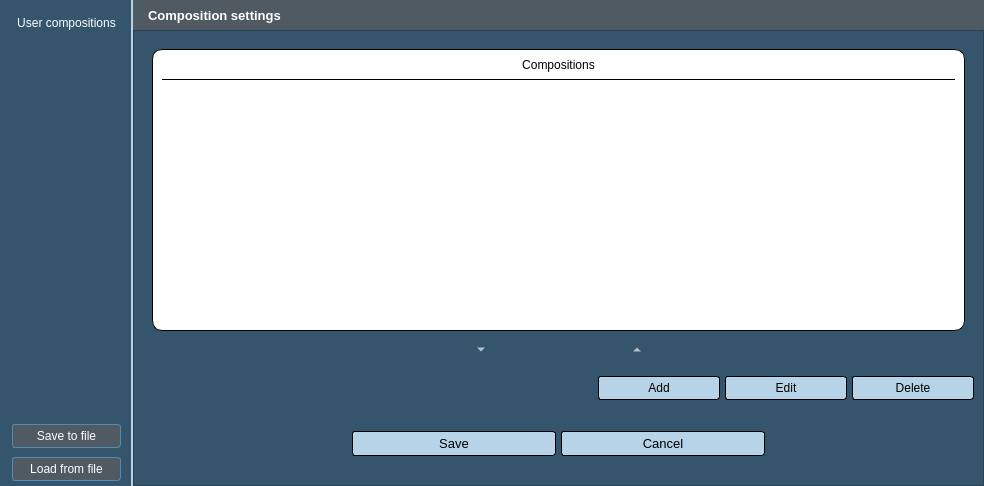
Qt form Kompozycje/dodaj_kompozycje.ui (GIAPspzoo/GIAP_PolaMap_lite) before a commit.
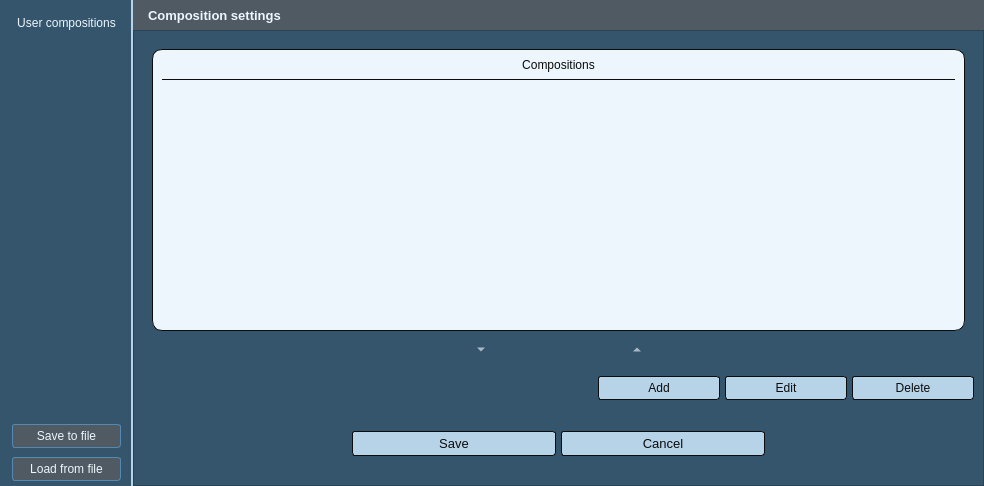
The same form after that commit. Icons and pictures are not drawn.

```diff
--- a/Kompozycje/dodaj_kompozycje.ui
+++ b/Kompozycje/dodaj_kompozycje.ui
@@ -42,7 +42,7 @@
    <string notr="true">* {
 	background-color: rgb(53, 85, 109);
     font: 10pt &quot;Segoe UI&quot;; 
-	color: white;
+	color: #EDF6FC;
 }
 QAbstractItemView
 {
@@ -84,7 +84,7 @@
 	subcontrol-position: top right;
 	width: 15px;
     background-color: #5689b0;
-	border-left-width: 0px;
+	border-left-width: 0;
 	border-left-color:  #1a2936;
 	border-left-style: solid;
 	border-top-right-radius: 3px; 
@@ -111,8 +111,8 @@
 }
 
 QPushButton {
-	color: black;
-	border: 1px solid black;
+	color: #0A0C0D;
+	border: 1px solid #0A0C0D;
 	background-color: #b7d3e8;
 	border-radius: 3px;
 	padding: 4px;
@@ -137,26 +137,26 @@
 
 QToolButton {
    border: 0px solid transparent;
-   color: white;
+   color: #EDF6FC;
 
 }
 
 QToolButton:hover {
    background-color: #b7d3e8;
-   border: 1px solid black;
+   border: 1px solid #0A0C0D;
 }
 
 QToolButton:pressed {
    background-color: #b7d3e8;
-   border: 1px solid black;
+   border: 1px solid #0A0C0D;
 }
 
 QTableView:item:selected {
-   background-color: #5689b0;
+   background-color: #6fb1e3;
 }
 
 QTableView:item:hover {
-   background-color: #b7d3e8;
+   background-color: #6fb1e3;
 }
    </string>
   </property>
@@ -195,7 +195,7 @@
      </property>
      <property name="styleSheet">
       <string notr="true">* {
-	color:black;
+	color:#0A0C0D;
 }</string>
      </property>
      <property name="frameShape">
@@ -284,7 +284,7 @@
              </font>
             </property>
             <property name="styleSheet">
-             <string notr="true">color : white;	font-weight: bold;</string>
+             <string notr="true">color : #EDF6FC;	font-weight: bold;</string>
             </property>
             <property name="text">
              <string>Composition settings</string>
@@ -419,9 +419,9 @@
                 <item row="0" column="0">
                  <widget class="QFrame" name="frame_2">
                   <property name="styleSheet">
-                   <string notr="true">border: 1px solid black;
+                   <string notr="true">border: 1px solid #0A0C0D;
 border-radius: 10px;
-background-color: white;</string>
+background-color: #EDF6FC;</string>
                   </property>
                   <property name="frameShape">
                    <enum>QFrame::StyledPanel</enum>
@@ -444,8 +444,8 @@
                      <property name="styleSheet">
                       <string notr="true">border-width: 0px;
 border-radius: 0px;
-border-bottom: 1px solid black;
-color: black;</string>
+border-bottom: 1px solid #0A0C0D;
+color: #0A0C0D;</string>
                      </property>
                      <property name="text">
                       <string>Compositions</string>
@@ -460,7 +460,7 @@
                      <property name="styleSheet">
                       <string notr="true">QTableView {
 border: 0px;
-color: black;
+color: #0A0C0D;
 }</string>
                      </property>
                      <property name="editTriggers">
@@ -514,15 +514,15 @@
                     </property>
                     <property name="styleSheet">
                      <string notr="true">QToolButton{
-	color: white;
+	color: #EDF6FC;
 }
 
 QToolButton:hover{
-	color: black;
+	color: #0A0C0D;
 }
 
 QToolButton:pressed{
-	color: black;
+	color: #0A0C0D;
 }</string>
                     </property>
                     <property name="text">
@@ -543,15 +543,15 @@
                     </property>
                     <property name="styleSheet">
                      <string notr="true">QToolButton{
-	color: white;
+	color: #EDF6FC;
 }
 
 QToolButton:hover{
-	color: black;
+	color: #0A0C0D;
 }
 
 QToolButton:pressed{
-	color: black;
+	color: #0A0C0D;
 }</string>
                     </property>
                     <property name="text">
@@ -716,7 +716,7 @@
       <string notr="true">
 * {
 	font: 75 8pt &quot;Segoe UI Light&quot;;
-	color: black;
+	color: #EDF6FC;
 }
 
 QFrame {
@@ -725,7 +725,7 @@
 
 QPushButton {
 	font: 8pt &quot;Segoe UI&quot;;
-    color: white; 
+    color: #EDF6FC; 
 	border: 1px solid #5689b0;
     background-color: #4f5a63;
 	border-radius: 3px;
@@ -773,20 +773,20 @@
     padding-left: 5px;
     padding-right: 5px;
 	border: None;
-	color: white;
+	color: #EDF6FC;
 }
 QPushButton:hover{
 	background-color: #b7d3e8;
 	border-radius:0 ;
 	font-weight: bold;
-	color: black;
+	color: #0A0C0D;
 }
 
 QPushButton:pressed{
 	background-color: #b7d3e8;
 	border-radius:0 ;
 	font-weight: bold;
-	color: black;
+	color: #0A0C0D;
 }</string>
         </property>
         <property name="text">
@@ -820,7 +820,7 @@
       <item>
        <widget class="QPushButton" name="wczytaj">
         <property name="styleSheet">
-         <string notr="true">color: white</string>
+         <string notr="true">color: #EDF6FC;</string>
         </property>
         <property name="text">
          <string>Load from file</string>
```
